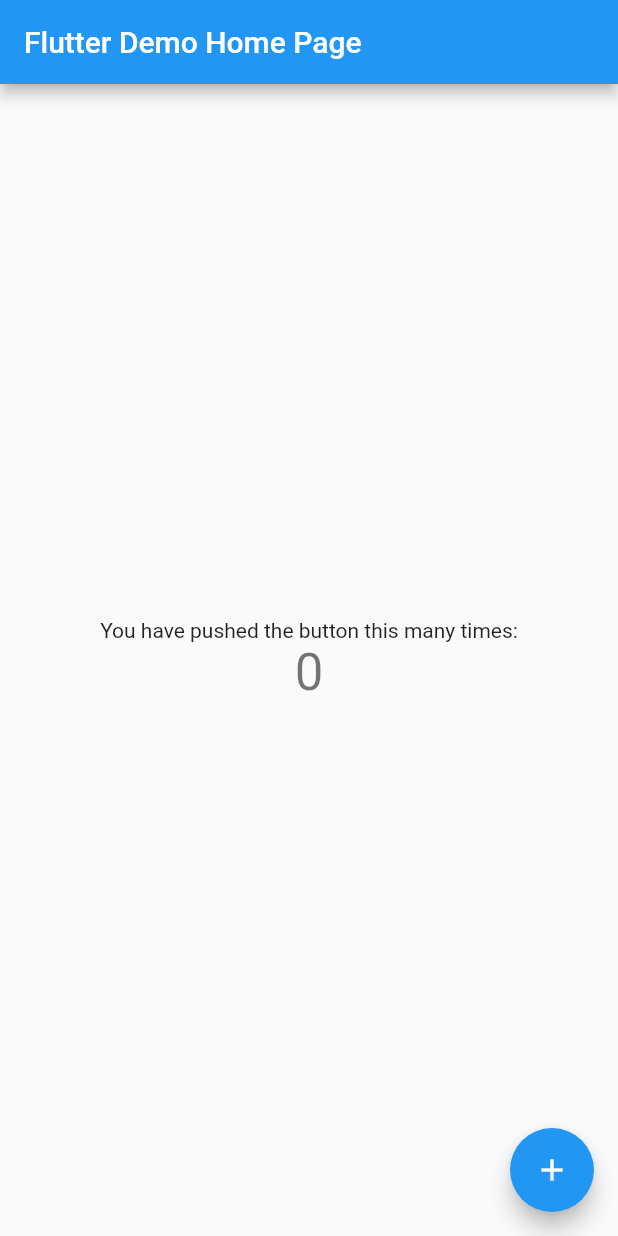
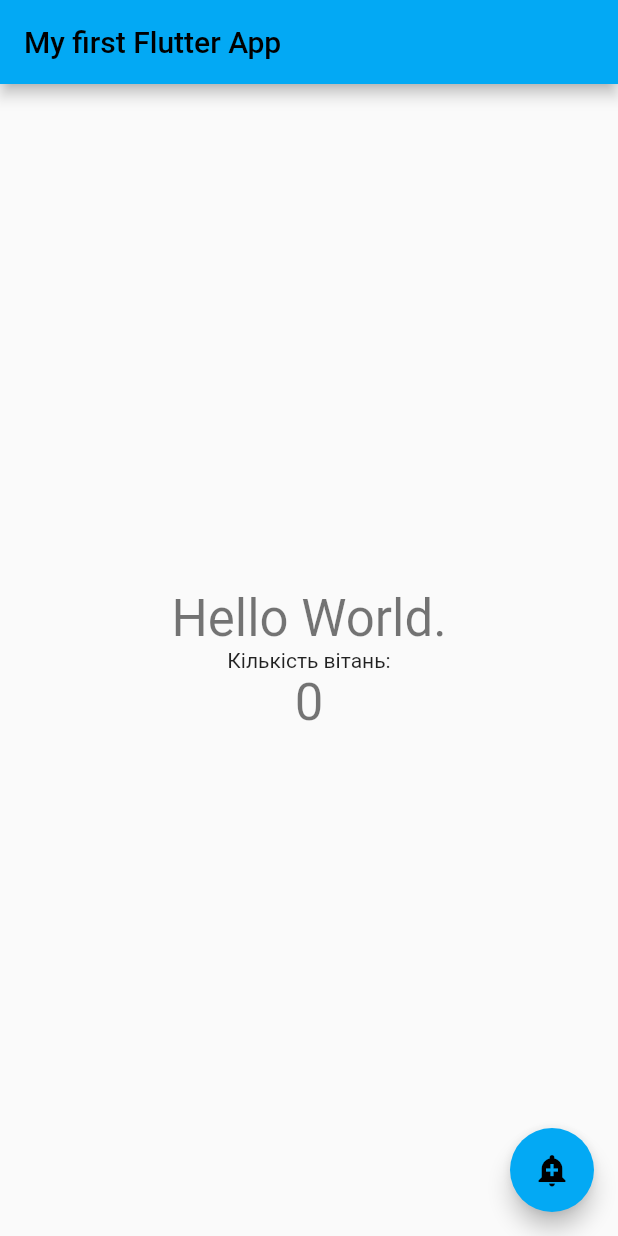
Before and after one commit to ovaleex/firstflutter, a Flutter app: the screen it shows after launch, on a phone screen of 412 x 824 dp. Run offline on Flutter 3.47's test engine with Material 2 defaults, Android fonts, the phone set to English and light mode, and no system bars.

Commit message:
first commit

```diff
--- a/lib/main.dart
+++ b/lib/main.dart
@@ -22,9 +22,9 @@ class MyApp extends StatelessWidget {
         // or simply save your changes to "hot reload" in a Flutter IDE).
         // Notice that the counter didn't reset back to zero; the application
         // is not restarted.
-        primarySwatch: Colors.blue,
+        primarySwatch: Colors.lightBlue,
       ),
-      home: const MyHomePage(title: 'Flutter Demo Home Page'),
+      home: const MyHomePage(title: 'My first Flutter App'),
     );
   }
 }
@@ -95,8 +95,12 @@ class _MyHomePageState extends State<MyHomePage> {
           // horizontal).
           mainAxisAlignment: MainAxisAlignment.center,
           children: <Widget>[
+            Text(
+              'Hello World.',
+              style: Theme.of(context).textTheme.headline4,
+            ),
             const Text(
-              'You have pushed the button this many times:',
+              'Кількість вітань:',
             ),
             Text(
               '$_counter',
@@ -107,8 +111,8 @@ class _MyHomePageState extends State<MyHomePage> {
       ),
       floatingActionButton: FloatingActionButton(
         onPressed: _incrementCounter,
-        tooltip: 'Increment',
-        child: const Icon(Icons.add),
+        tooltip: 'Натисніть щоб привітати World',
+        child: const Icon(Icons.add_alert),
       ), // This trailing comma makes auto-formatting nicer for build methods.
     );
   }
```
